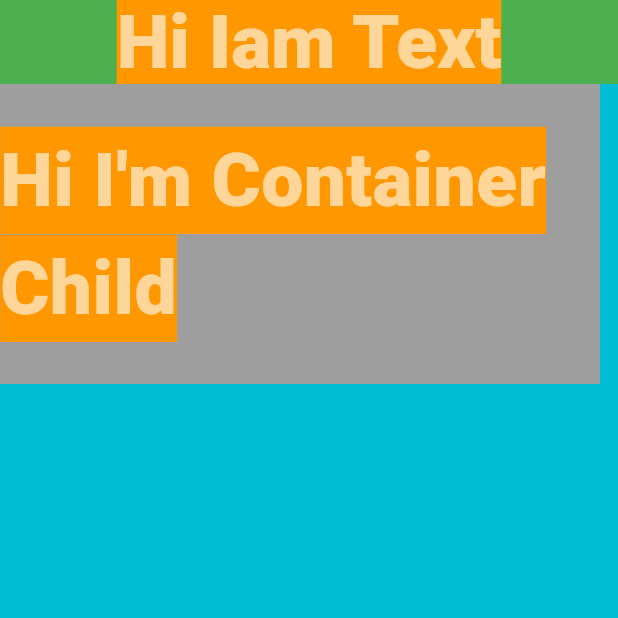
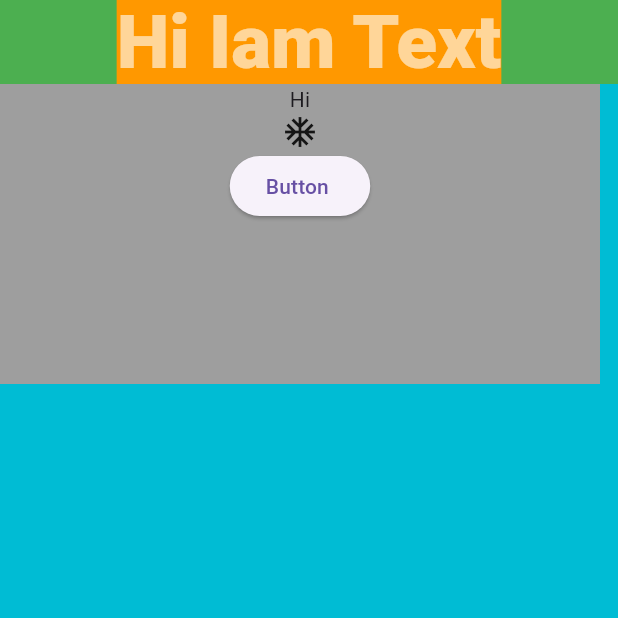
Before and after one commit to haroon147/RSCI_Fall26_FiveA_MAD, a Flutter app: the screen it shows after launch, on a phone screen of 412 x 824 dp, the top half of it. Run offline on Flutter 3.47's test engine with Material 3 defaults, Android fonts, the phone set to English and light mode, and no system bars.

Commit message:
till Column in the week 03

```diff
--- a/lib/main.dart
+++ b/lib/main.dart
@@ -31,16 +31,14 @@ class FiveAWidget extends StatelessWidget {
         height: 200,
         width: 400,
         color: Colors.grey,
-        child: Center(
-          child: Text("Hi I'm Container Child",
-            style: TextStyle(
-              fontWeight: FontWeight.w900,
-              fontSize: 50,
-              color: Colors.white60,
-              backgroundColor: Colors.orange,
-            ),
-          ),
-        ),
+        child: Column(
+          children: [
+            Text("Hi"),
+            Icon(Icons.ac_unit),
+            ElevatedButton(onPressed: (){},
+                child: Text("Button "))
+          ],
+        )
       ),
 
     );
@@ -55,3 +53,15 @@ class FiveAWidget extends StatelessWidget {
 // letterSpacing: 2,
 // wordSpacing: 5,
 // ),),
+
+//
+// Center(
+// child: Text("Hi I'm Container Child",
+// style: TextStyle(
+// fontWeight: FontWeight.w900,
+// fontSize: 50,
+// color: Colors.white60,
+// backgroundColor: Colors.orange,
+// ),
+// ),
+// ),
```
